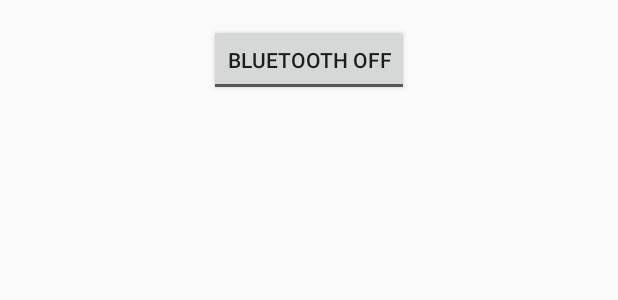
After one commit to nikolan92/BuyMeADrink, an Android app: the layout activity_bluetooth.xml on its own in the app's theme, with its tools: preview values and no code run, on a phone screen of 412 x 824 dp. The commit adds this screen. Shown: the top 300 px of the screen. Run offline under Robolectric (Android 15) with nearby library versions, the phone set to English and light mode, and no system bars; network calls fail.

Commit message:
Bluetooth funkcionalnosti

```diff
--- a/app/build.gradle
+++ b/app/build.gradle
@@ -23,7 +23,6 @@ dependencies {
     compile fileTree(dir: 'libs', include: ['*.jar'])
     testCompile 'junit:junit:4.12'
 
-
     compile 'com.android.support:appcompat-v7:23.4.0'
     compile 'com.android.support:design:23.4.0'
     //mape
--- a/app/src/main/java/com/project/mosis/buymeadrink/MainActivity.java
+++ b/app/src/main/java/com/project/mosis/buymeadrink/MainActivity.java
@@ -207,6 +207,8 @@ public class MainActivity extends AppCompatActivity
 
         } else if (id == R.id.nav_add_friend) {
 
+            startActivity(new Intent(this, BluetoothActivity.class));
+
         } else if (id == R.id.nav_my_friends) {
 
         } else if (id == R.id.nav_setings) {
--- a/app/src/main/java/com/project/mosis/buymeadrink/Utils/Constants.java
+++ b/app/src/main/java/com/project/mosis/buymeadrink/Utils/Constants.java
@@ -2,7 +2,7 @@ package com.project.mosis.buymeadrink.Utils;
 
 public final class Constants {
 
-    private static final String HOST = "http://192.168.0.101";
+    private static final String HOST = "http://192.168.1.21";
     public static final String LOG_IN_URL = HOST + "/api/login";
     public static final String USER_URL = HOST + "/api/user";
     public static final String USER_IMAGE_URL = HOST + "/images/users/";
--- /dev/null
+++ b/app/src/main/res/layout/activity_bluetooth.xml
@@ -0,0 +1,29 @@
+<?xml version="1.0" encoding="utf-8"?>
+<RelativeLayout xmlns:android="http://schemas.android.com/apk/res/android"
+    xmlns:tools="http://schemas.android.com/tools"
+    android:layout_width="match_parent"
+    android:layout_height="match_parent"
+    android:paddingBottom="@dimen/activity_vertical_margin"
+    android:paddingLeft="@dimen/activity_horizontal_margin"
+    android:paddingRight="@dimen/activity_horizontal_margin"
+    android:paddingTop="@dimen/activity_vertical_margin"
+    tools:context="com.project.mosis.buymeadrink.BluetoothActivity">
+
+    <ToggleButton
+        android:layout_width="wrap_content"
+        android:layout_height="wrap_content"
+        android:id="@+id/toggleButton"
+        android:textOn="Bluetooth ON"
+        android:textOff="Bluetooth OFF"
+        android:layout_alignParentTop="true"
+        android:layout_centerHorizontal="true" />
+
+    <ListView
+        android:layout_width="wrap_content"
+        android:layout_height="wrap_content"
+        android:id="@+id/listView"
+        android:layout_alignParentLeft="true"
+        android:layout_alignParentStart="true"
+        android:layout_below="@+id/toggleButton" />
+
+</RelativeLayout>
--- a/app/src/main/res/values/strings.xml
+++ b/app/src/main/res/values/strings.xml
@@ -24,7 +24,6 @@
     <string name="action_settings">Settings</string>
 
 
-
     <string name="hint_name">Full Name</string>
     <string name="hint_email">Email</string>
     <string name="hint_password">Password</string>
```
Also changed, not shown: app/src/main/AndroidManifest.xml (+29 -23 lines), app/src/main/java/com/project/mosis/buymeadrink/BluetoothActivity.java (added, +354 -0 lines).
